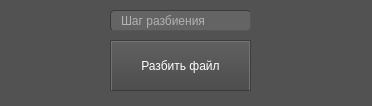
Above: ui/dialog.ui from MichelleWhitee/cardRandomizer_TableTopCreator before the change. Below: the same form after it.
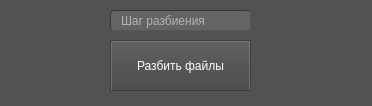
That is the form after the change.

Diff of the .ui file:
```diff
--- a/ui/dialog.ui
+++ b/ui/dialog.ui
@@ -221,7 +221,7 @@
     </rect>
    </property>
    <property name="text">
-    <string>Разбить файл</string>
+    <string>Разбить файлы</string>
    </property>
   </widget>
   <widget class="QLineEdit" name="cutValue">
```
